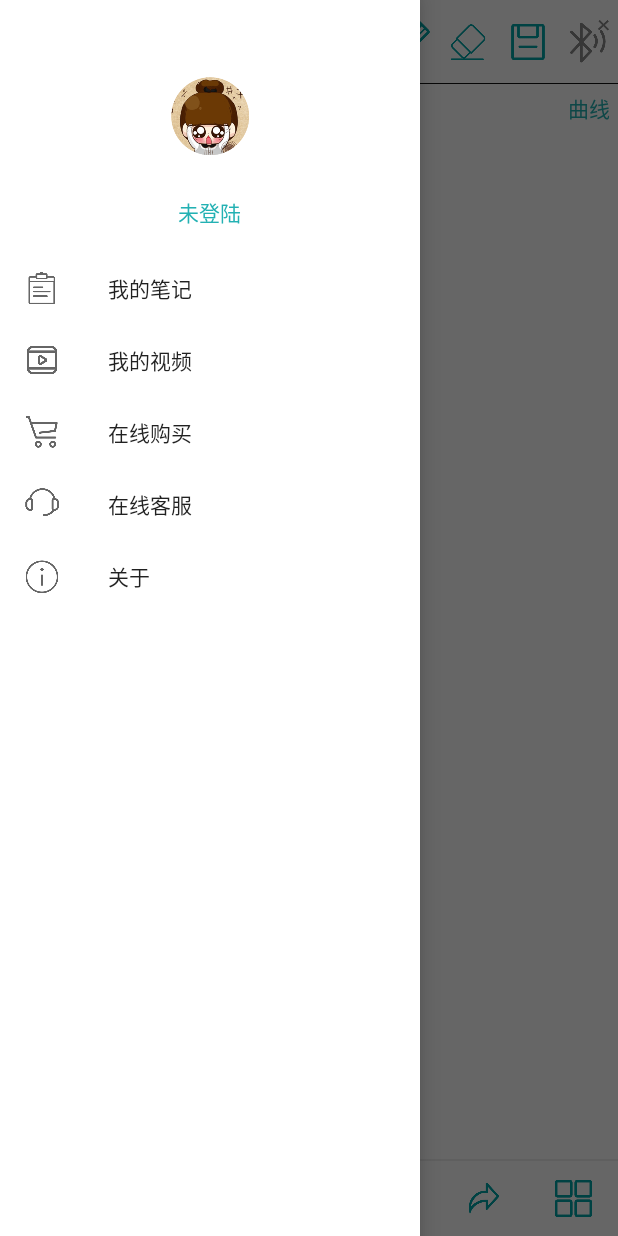
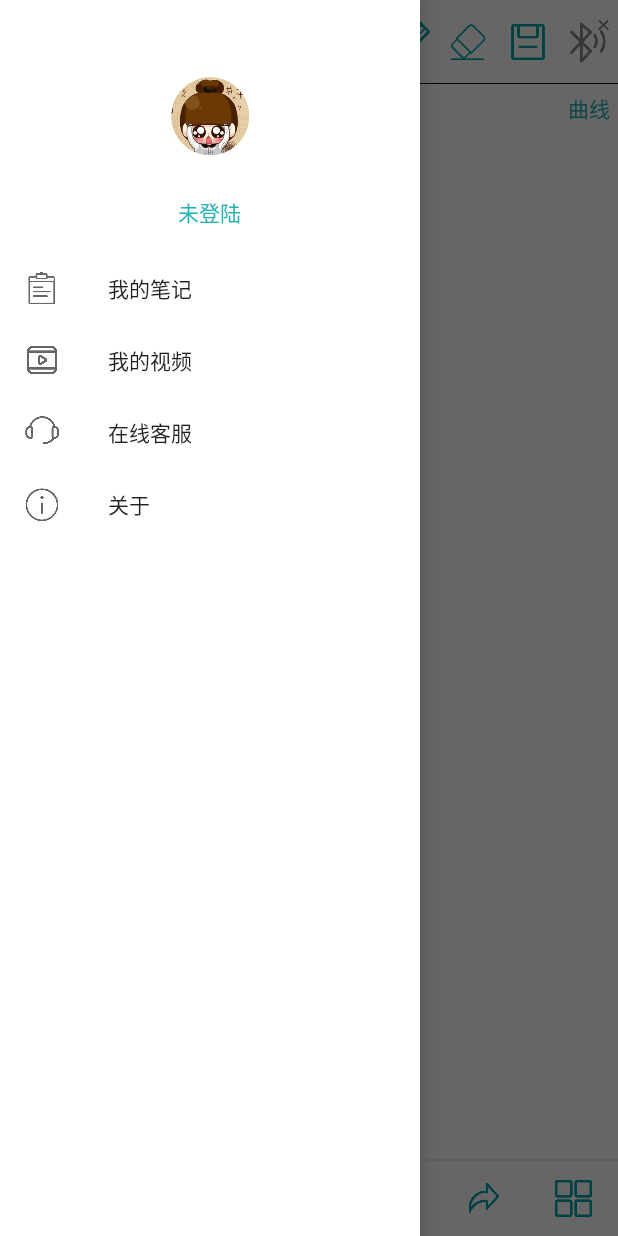
Before and after one commit to AnimaLiberty/iMicCalssForAndroid, an Android app: the MainActivity screen opened directly, with no data from a screen before it, with the side drawer open, on a phone screen of 412 x 824 dp. Run offline under Robolectric (Android 15) with nearby library versions, the phone set to English and light mode, and no system bars; libraries missing offline, so code that uses them is left out: cn.lemon.view; 5 statements that could not run were skipped.

Commit message:
隐藏在线购买

```diff
--- a/app/src/main/res/menu/main_drawer.xml
+++ b/app/src/main/res/menu/main_drawer.xml
@@ -12,7 +12,8 @@
     <item
         android:id="@+id/shop"
         android:icon="@drawable/icon_menu_shop"
-        android:title="在线购买" />
+        android:title="在线购买"
+        android:visible="false" />
     <item
         android:id="@+id/service"
         android:icon="@drawable/icon_menu_service"
```
